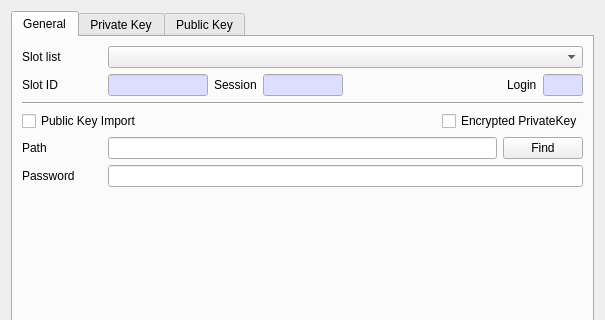
The window that CryptokiMan/import_pri_key_dlg.ui (jykim74/CryptokiMan) describes before a commit, drawn with Qt 5; both pictures show x 0 to 605 and y 0 to 320 of the 605 by 475 pixel window.
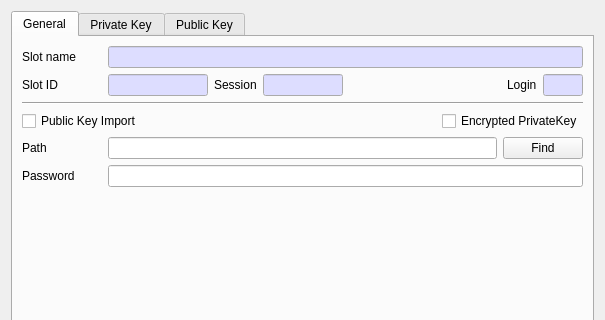
The same window after the commit.

Commit message: Slot List 를 모두 Slot Name 변경

Patch:
```diff
--- a/CryptokiMan/import_pri_key_dlg.ui
+++ b/CryptokiMan/import_pri_key_dlg.ui
@@ -6,7 +6,7 @@
    <rect>
     <x>0</x>
     <y>0</y>
-    <width>581</width>
+    <width>583</width>
     <height>475</height>
    </rect>
   </property>
@@ -38,17 +38,41 @@
             </size>
            </property>
            <property name="text">
-            <string>Slot list</string>
+            <string>Slot name</string>
            </property>
           </widget>
          </item>
          <item row="0" column="1">
-          <widget class="QComboBox" name="mSlotsCombo">
-           <property name="sizePolicy">
-            <sizepolicy hsizetype="Preferred" vsizetype="Fixed">
-             <horstretch>1</horstretch>
-             <verstretch>0</verstretch>
-            </sizepolicy>
+          <widget class="QLineEdit" name="mSlotNameText">
+           <property name="palette">
+            <palette>
+             <active>
+              <colorrole role="Base">
+               <brush brushstyle="SolidPattern">
+                <color alpha="255">
+                 <red>221</red>
+                 <green>221</green>
+                 <blue>255</blue>
+                </color>
+               </brush>
+              </colorrole>
+             </active>
+             <inactive>
+              <colorrole role="Base">
+               <brush brushstyle="SolidPattern">
+                <color alpha="255">
+                 <red>221</red>
+                 <green>221</green>
+                 <blue>255</blue>
+                </color>
+               </brush>
+              </colorrole>
+             </inactive>
+             <disabled/>
+            </palette>
+           </property>
+           <property name="readOnly">
+            <bool>true</bool>
            </property>
           </widget>
          </item>
```
Left out of the diff: 1 changed line with no effect on the pictures. The commit also changes 116 other files.
